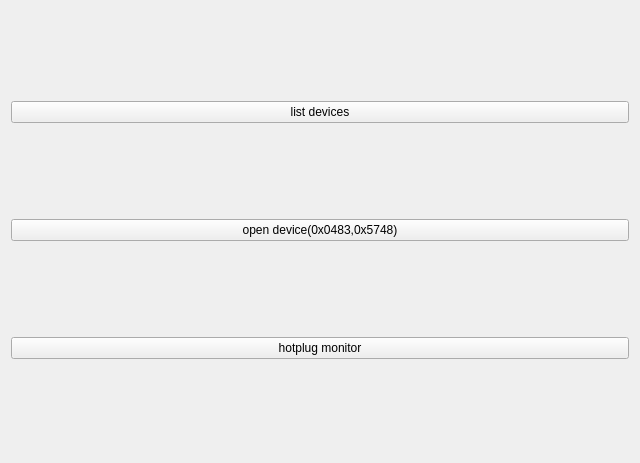
Above: widget.ui from justdoit-mqr/UsbComm before the change. Below: the same form after it.
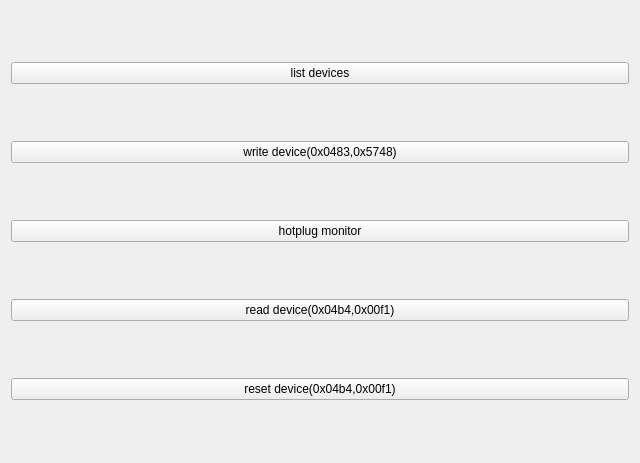
That is the form after the change.

The edit to the form file:
```diff
--- a/widget.ui
+++ b/widget.ui
@@ -24,7 +24,7 @@
    <item>
     <widget class="QPushButton" name="pushButton_2">
      <property name="text">
-      <string>open device(0x0483,0x5748)</string>
+      <string>write device(0x0483,0x5748)</string>
      </property>
     </widget>
    </item>
@@ -35,6 +35,20 @@
      </property>
     </widget>
    </item>
+   <item>
+    <widget class="QPushButton" name="pushButton_4">
+     <property name="text">
+      <string>read device(0x04b4,0x00f1)</string>
+     </property>
+    </widget>
+   </item>
+   <item>
+    <widget class="QPushButton" name="pushButton_5">
+     <property name="text">
+      <string>reset device(0x04b4,0x00f1)</string>
+     </property>
+    </widget>
+   </item>
   </layout>
  </widget>
  <layoutdefault spacing="6" margin="11"/>
```
